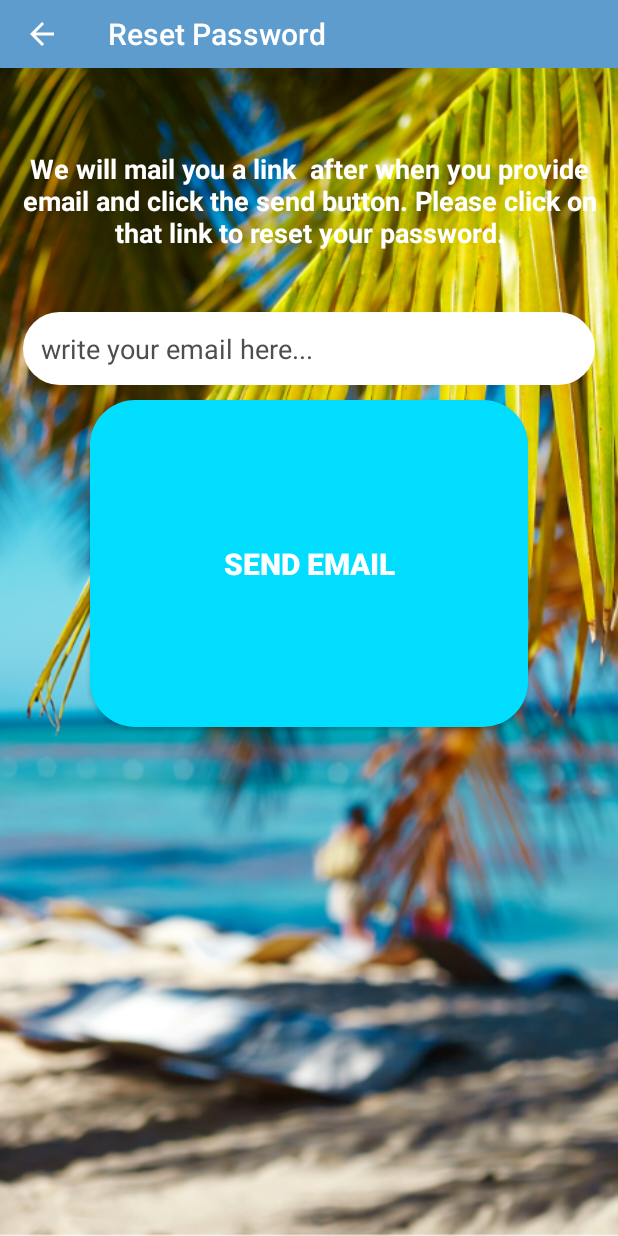
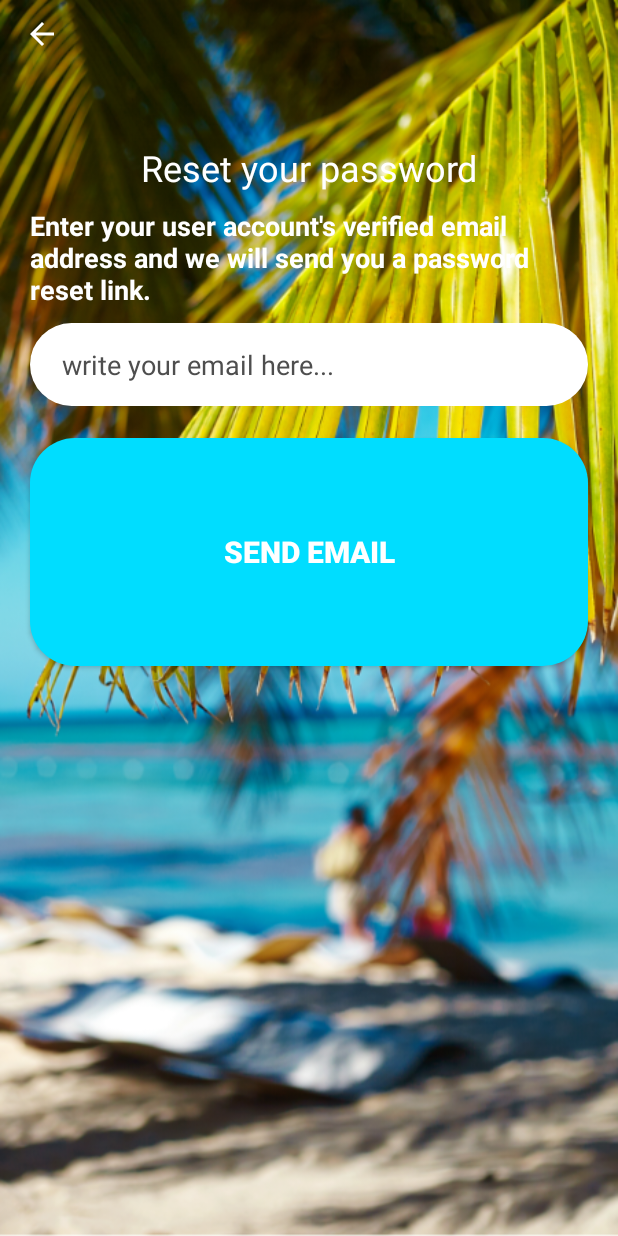
Before and after one commit to galgal12345/Tour_Guide, an Android app: the ResetPasswordActivity screen opened directly, with no data from a screen before it, on a phone screen of 412 x 824 dp. Run offline under Robolectric (Android 15) with nearby library versions, the phone set to English and light mode, and no system bars; our stand-ins replace Firebase (no records; nobody signed in at launch, a user with empty details on screens opened directly).

Commit message:
fixed ui on login.xml and reset.xml

```diff
--- a/app/src/main/java/com/drillgil/android/tourguide/Login/ResetPasswordActivity.java
+++ b/app/src/main/java/com/drillgil/android/tourguide/Login/ResetPasswordActivity.java
@@ -38,7 +38,7 @@ public class ResetPasswordActivity extends AppCompatActivity {
         setSupportActionBar(mToolbar);
         getSupportActionBar().setDisplayHomeAsUpEnabled(true);
         getSupportActionBar().setDisplayShowHomeEnabled(true);
-        getSupportActionBar().setTitle("Reset Password");
+        getSupportActionBar().setTitle("");
 
 
         ResetPasswordSendEmailButton = (Button) findViewById(R.id.reset_email_password_button);
--- a/app/src/main/res/layout/activity_login.xml
+++ b/app/src/main/res/layout/activity_login.xml
@@ -28,8 +28,8 @@
 
     <EditText
         android:id="@+id/login_email"
-        android:layout_width="358dp"
-        android:layout_height="68dp"
+        android:layout_width="347dp"
+        android:layout_height="55dp"
         android:layout_alignParentStart="true"
         android:layout_alignParentTop="true"
         android:layout_alignParentEnd="true"
@@ -51,8 +51,8 @@
 
     <EditText
         android:id="@+id/login_password"
-        android:layout_width="358dp"
-        android:layout_height="68dp"
+        android:layout_width="347dp"
+        android:layout_height="55dp"
         android:layout_alignParentStart="true"
         android:layout_alignParentTop="true"
         android:layout_alignParentEnd="true"
--- a/app/src/main/res/layout/activity_reset_password.xml
+++ b/app/src/main/res/layout/activity_reset_password.xml
@@ -8,19 +8,37 @@
 
     <include
         android:id="@+id/forget_password_toolbar"
-        layout="@layout/app_bar_layout">
+        layout="@layout/app_bar_layout" />
 
-    </include>
-
-
+    <TextView
+        android:id="@+id/forget_password_title"
+        android:layout_width="291dp"
+        android:layout_height="wrap_content"
+        android:layout_below="@+id/forget_password_toolbar"
+        android:layout_alignParentStart="true"
+        android:layout_alignParentEnd="true"
+        android:layout_marginStart="20dp"
+        android:layout_marginTop="50dp"
+        android:layout_marginEnd="20dp"
+        android:gravity="center"
+        android:text="Reset your password"
+        android:textColor="@color/colorBackground"
+        android:textSize="24sp"
+        android:textStyle="normal"
+        tools:layout_editor_absoluteX="174dp"
+        tools:layout_editor_absoluteY="258dp" />
 
     <TextView
         android:id="@+id/textView3"
-        android:layout_width="match_parent"
-        android:layout_height="78dp"
-        android:layout_marginTop="100dp"
-        android:text="We will mail you a link  after when you provide email and click the send button. Please click on that link to reset your password."
-        android:textAlignment="center"
+        android:layout_width="291dp"
+        android:layout_height="wrap_content"
+        android:layout_below="@+id/forget_password_title"
+        android:layout_alignParentStart="true"
+        android:layout_alignParentEnd="true"
+        android:layout_marginTop="10dp"
+        android:layout_marginStart="20dp"
+        android:layout_marginEnd="20dp"
+        android:text="Enter your user account's verified email address and we will send you a password reset link."
         android:textColor="@color/colorBackground"
         android:textSize="18sp"
         android:textStyle="bold"
@@ -29,32 +47,34 @@
 
     <EditText
         android:id="@+id/reset_password_EMAIL"
-        android:layout_width="match_parent"
-        android:layout_height="wrap_content"
+        android:layout_width="347dp"
+        android:layout_height="55dp"
         android:layout_below="@+id/textView3"
-        android:layout_marginStart="15dp"
-        android:layout_marginLeft="15dp"
-        android:layout_marginTop="30dp"
-        android:layout_marginEnd="15dp"
-        android:layout_marginRight="15dp"
+        android:layout_alignParentStart="true"
+        android:layout_alignParentEnd="true"
+        android:layout_marginStart="20dp"
+        android:layout_marginTop="10dp"
+        android:layout_marginEnd="20dp"
         android:background="@drawable/inputs"
         android:ems="10"
-        android:hint="write your email here..."
-        android:textColorHint="@color/colorTextSubtitle"
+        android:hint="  write your email here..."
         android:inputType="textEmailAddress"
+        android:padding="12dp"
         android:textColor="@color/black"
-        android:padding="12dp" />
+        android:textColorHint="@color/colorTextSubtitle" />
 
     <Button
         android:id="@+id/reset_email_password_button"
-        android:layout_width="match_parent"
-        android:layout_height="wrap_content"
+        android:layout_width="255dp"
+        android:layout_height="55dp"
         android:layout_below="@+id/reset_password_EMAIL"
+        android:layout_alignParentStart="true"
+        android:layout_alignParentEnd="true"
         android:layout_alignParentBottom="true"
-        android:layout_marginLeft="60dp"
-        android:layout_marginTop="10dp"
-        android:layout_marginRight="60dp"
-        android:layout_marginBottom="339dp"
+        android:layout_marginStart="20dp"
+        android:layout_marginTop="21dp"
+        android:layout_marginEnd="20dp"
+        android:layout_marginBottom="380dp"
         android:background="@drawable/button"
         android:text="Send Email"
         android:textSize="20sp"
--- a/app/src/main/res/layout/app_bar_layout.xml
+++ b/app/src/main/res/layout/app_bar_layout.xml
@@ -3,7 +3,7 @@
     android:id="@+id/main_app_bar"
     android:layout_width="match_parent"
     android:layout_height="45dp"
-    android:background="#5E9CCD"
+    android:background="#005E9CCD"
     android:theme="@style/ThemeOverlay.AppCompat.Dark.ActionBar">
 
 </androidx.appcompat.widget.Toolbar>
```
